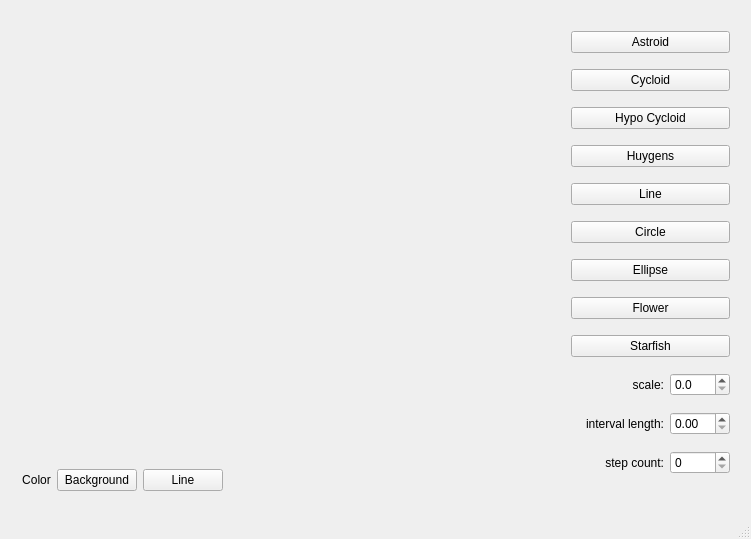
Above: mainwindow.ui from andregri/QtCurvesCPP before the change. Below: the same form after it.
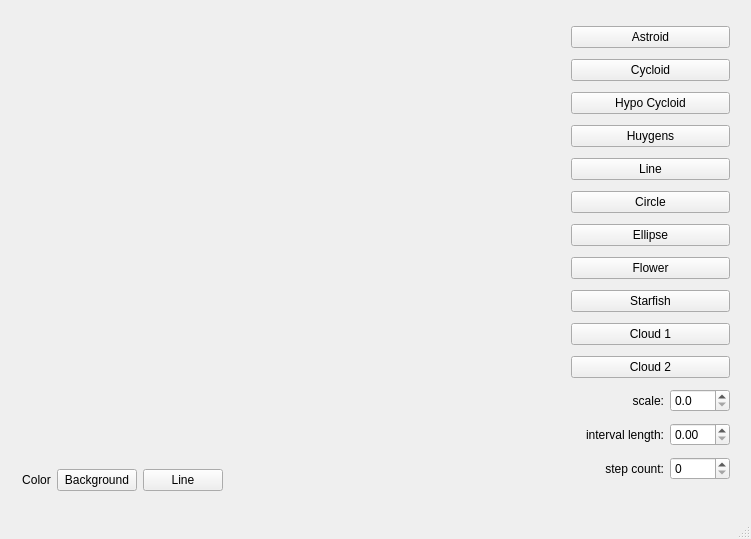
That is the form after the change. Custom widgets are drawn as their Qt base class.

Commit message: add cloud shapes

The edit to the form file:
```diff
--- a/mainwindow.ui
+++ b/mainwindow.ui
@@ -87,6 +87,20 @@
        </property>
       </widget>
      </item>
+     <item>
+      <widget class="QPushButton" name="btnCloud1">
+       <property name="text">
+        <string>Cloud 1</string>
+       </property>
+      </widget>
+     </item>
+     <item>
+      <widget class="QPushButton" name="btnCloud2">
+       <property name="text">
+        <string>Cloud 2</string>
+       </property>
+      </widget>
+     </item>
      <item>
       <layout class="QHBoxLayout" name="horizontalLayout">
        <item>
```
The commit also changes 4 other files.
